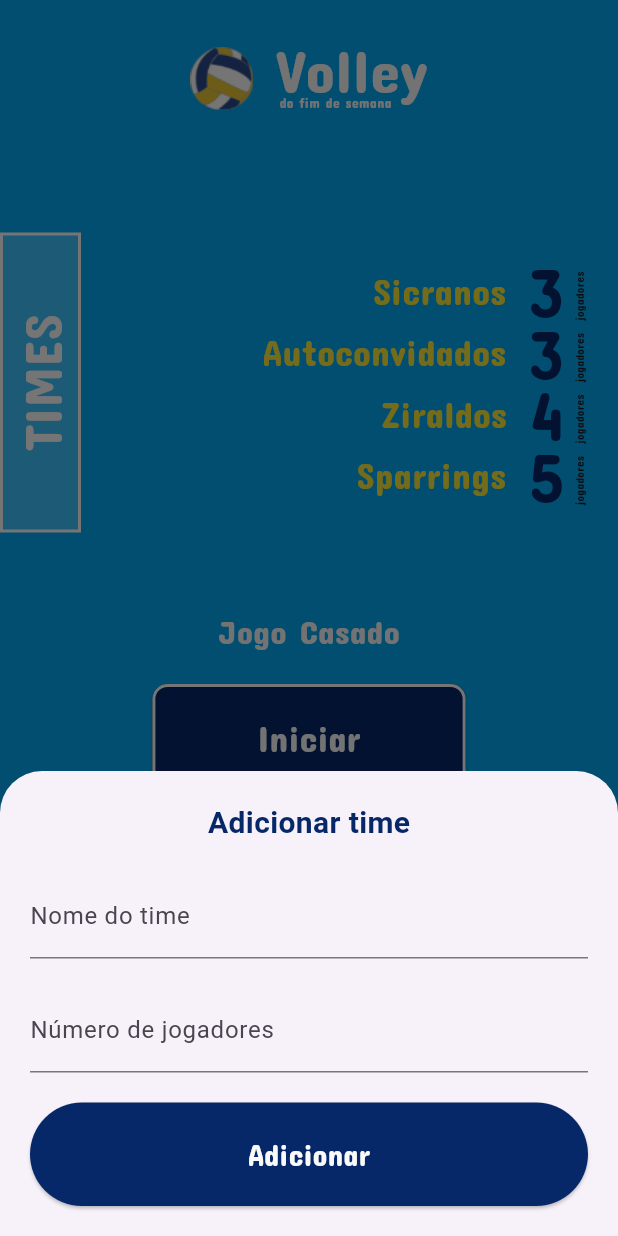
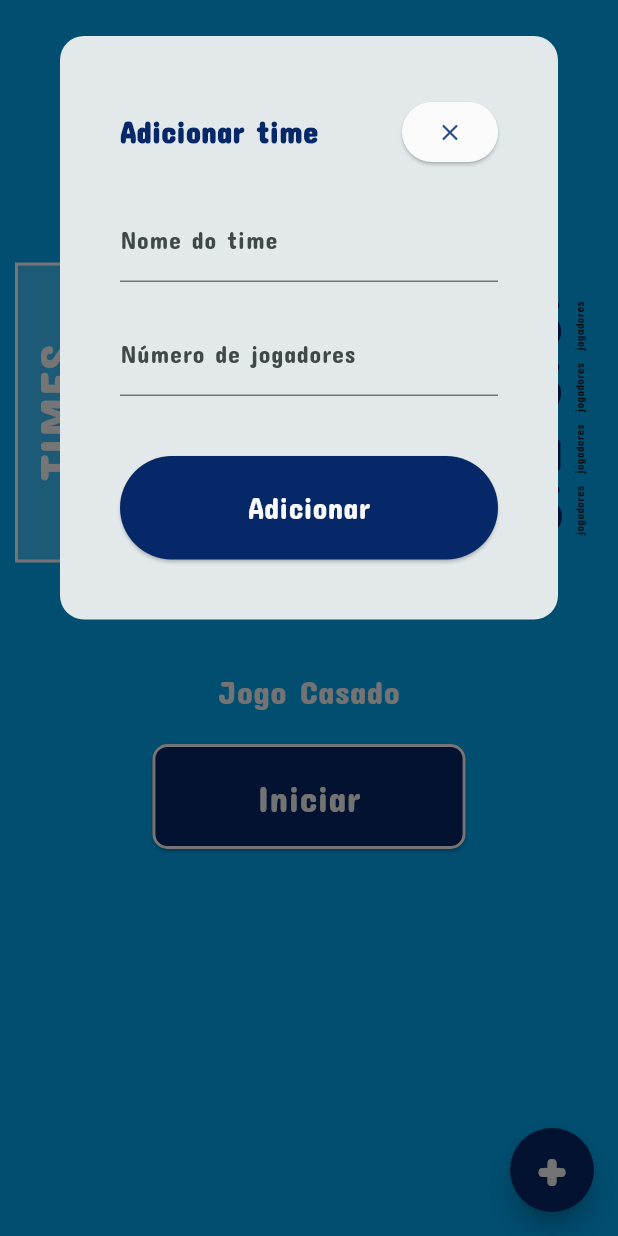
Before and after one commit to LiedsonLB/volley-flutterApp, a Flutter app: the screen it shows after launch, after a tap on an icon or button, on a phone screen of 412 x 824 dp. Run offline on Flutter 3.47's test engine with Material 3 defaults, Android fonts, the phone set to English and light mode, and no system bars.

```diff
--- a/lib/components/floating_button.dart
+++ b/lib/components/floating_button.dart
@@ -21,7 +21,7 @@ class AddTeamButton extends StatelessWidget {
           style: TextStyle(
             fontFamily: 'ConcertOne',
             fontSize: 50,
-            height: 1.0,
+            height: 0.5,
           ),
         ),
       ),
--- a/lib/components/header.dart
+++ b/lib/components/header.dart
@@ -6,7 +6,7 @@ class Header extends StatelessWidget {
   @override
   Widget build(BuildContext context) {
     return Padding(
-      padding: const EdgeInsets.symmetric(vertical: 30.0),
+      padding: const EdgeInsets.symmetric(vertical: 40.0),
       child: Row(
         mainAxisAlignment: MainAxisAlignment.center,
         children: [
--- a/lib/components/modals/modal_add_teams.dart
+++ b/lib/components/modals/modal_add_teams.dart
@@ -1,4 +1,5 @@
 import 'package:flutter/material.dart';
+import 'package:flutterprojeto_3/main.dart';
 
 class ModalAddTeams extends StatefulWidget {
   final Function(String, int) onAddTeam;
@@ -18,11 +19,34 @@ class _ModalAddTeamsState extends State<ModalAddTeams> {
     final int? players = int.tryParse(_playersController.text);
 
     if (name.isNotEmpty && players != null) {
-      widget.onAddTeam(name, players); // Corrigido para usar widget.onAddTeam
+      widget.onAddTeam(name, players);
       Navigator.pop(context);
     } else {
-      ScaffoldMessenger.of(context).showSnackBar(
-        const SnackBar(content: Text('Por favor, preencha todos os campos corretamente.')),
+      showDialog<void>(
+        context: context,
+        barrierDismissible: false,
+        builder: (BuildContext context) {
+          return AlertDialog(
+            title: const Text(
+              'Campos não preenchidos',
+            ),
+            content: const SingleChildScrollView(
+              child: ListBody(
+                children: <Widget>[
+                  Text('Por favor preencha todas os campos corretamente.'),
+                ],
+              ),
+            ),
+            actions: <Widget>[
+              TextButton(
+                child: const Text('Entendi'),
+                onPressed: () {
+                  Navigator.of(context).pop();
+                },
+              ),
+            ],
+          );
+        },
       );
     }
   }
@@ -34,6 +58,9 @@ class _ModalAddTeamsState extends State<ModalAddTeams> {
       child: Column(
         mainAxisSize: MainAxisSize.min,
         children: [
+          Row(
+            mainAxisAlignment: MainAxisAlignment.spaceBetween,
+            children: [
               const Text(
                 'Adicionar time',
                 style: TextStyle(
@@ -41,6 +68,22 @@ class _ModalAddTeamsState extends State<ModalAddTeams> {
                   fontWeight: FontWeight.bold,
                   color: Color.fromARGB(255, 6, 40, 104),
                 ),
+              ),
+              ElevatedButton(
+                onPressed: () {
+                  Navigator.pop(context);
+                },
+                child: Icon(Icons.close, color: AppColors.colorDarkBlue),
+                style: ElevatedButton.styleFrom(
+                  shape: RoundedRectangleBorder(
+                      borderRadius: BorderRadius.circular(100.0),
+                      side: const BorderSide(
+                          width: 0, color: Colors.transparent)),
+                  backgroundColor: Colors.grey[50],
+                  padding: const EdgeInsets.all(10),
+                ),
+              ),
+            ],
           ),
           const SizedBox(height: 20.0),
           TextField(
@@ -57,7 +100,7 @@ class _ModalAddTeamsState extends State<ModalAddTeams> {
             ),
             keyboardType: TextInputType.number,
           ),
-          const SizedBox(height: 20.0),
+          const SizedBox(height: 40.0),
           ElevatedButton(
             style: ElevatedButton.styleFrom(
               shape: RoundedRectangleBorder(
--- a/lib/components/team_details.dart
+++ b/lib/components/team_details.dart
@@ -17,6 +17,7 @@ class TeamDetails extends StatelessWidget {
           child: RotatedBox(
             quarterTurns: 3,
             child: Container(
+              margin: const EdgeInsets.only(top: 10.0),
               alignment: Alignment.center,
               width: 40.0 * 5,
               padding: const EdgeInsets.symmetric(vertical: 0.0),
@@ -48,7 +49,9 @@ class TeamDetails extends StatelessWidget {
               // Area já configurada para lidar com textos grandes e com grande numero de times
               child: Column(
                 crossAxisAlignment: CrossAxisAlignment.end,
-                children: teams.map((team) => Team(name: team.name, players: team.players)).toList(),
+                children: teams
+                    .map((team) => Team(name: team.name, players: team.players))
+                    .toList(),
               ),
             ),
           ),
--- a/lib/main.dart
+++ b/lib/main.dart
@@ -1,13 +1,27 @@
 import 'package:flutter/material.dart';
+import 'package:flutter/services.dart';
 import 'package:flutterprojeto_3/components/floating_button.dart';
 import 'package:flutterprojeto_3/components/header.dart';
 import 'package:flutterprojeto_3/components/modals/modal_add_teams.dart';
 import 'package:flutterprojeto_3/components/start_game.dart';
 import 'package:flutterprojeto_3/components/team_details.dart';
 import 'package:flutterprojeto_3/api/teams_data.dart';
+import 'package:flutterprojeto_3/pages/scoreboard_page.dart';
 
 void main() {
+  WidgetsFlutterBinding.ensureInitialized();
+  SystemChrome.setPreferredOrientations([
+    DeviceOrientation.portraitUp,
+    DeviceOrientation.portraitDown,
+  ]);
   runApp(const MyApp());
+}
+
+class AppColors {
+  static const Color colorBlue = Color(0xFF00ADC3);
+  static const Color colorDarkBlue = Color(0xFF2B4A8E);
+  static const Color colorLightRed = Color(0xFFF77859);
+  static const Color colorWhite = Color(0xFFC2F2F8);
 }
 
 class MyApp extends StatelessWidget {
@@ -16,12 +30,14 @@ class MyApp extends StatelessWidget {
   @override
   Widget build(BuildContext context) {
     return MaterialApp(
-      title: 'NeoVolley',
+      title: 'NeoVolley Scoreboard',
       theme: ThemeData(
-        primarySwatch: Colors.lightBlue,
+        primaryColor: AppColors.colorBlue,
+        colorScheme: ColorScheme.fromSeed(seedColor: AppColors.colorBlue),
+        fontFamily: "ConcertOne",
       ),
       debugShowCheckedModeBanner: false,
-      home: const MyHomePage(title: 'NeoVolley'),
+      home: const MyHomePage(title: 'NeoVolley Scoreboard'),
     );
   }
 }
@@ -37,47 +53,34 @@ class MyHomePage extends StatefulWidget {
 
 class _MyHomePageState extends State<MyHomePage> {
   void _showAddTeamModal() {
-    showModalBottomSheet(
+    showDialog(
       context: context,
       builder: (BuildContext context) {
-        return ModalAddTeams(
-          onAddTeam: (name, players) {
-            setState(() {
-              teams.add(TeamData(name: name, players: players));
-            });
-          },
+        return SingleChildScrollView(
+          child: Dialog(
+            shape: RoundedRectangleBorder(
+              borderRadius: BorderRadius.circular(16.0),
+            ),
+            child: Container(
+              padding: const EdgeInsets.all(20.0),
+              child: ModalAddTeams(
+                onAddTeam: (name, players) {
+                  setState(() {
+                    teams.add(TeamData(name: name, players: players));
+                  });
+                },
+              ),
+            ),
+          ),
         );
       },
     );
   }
 
   void _startGame() {
-    showDialog<void>(
-      context: context,
-      barrierDismissible: false,
-      builder: (BuildContext context) {
-        return AlertDialog(
-          title: const Text('Começou o jogo!'),
-          content: const SingleChildScrollView(
-            child: ListBody(
-              children: <Widget>[
-                Text(
-                    'Aqui seria a tela para começar as informações entre os times.'),
-                Text(
-                    'Mas como estava com preguiça de fazer, deixarei para depois, então só coloquei um botão para fechar.'),
-              ],
-            ),
-          ),
-          actions: <Widget>[
-            TextButton(
-              child: const Text('Entendi'),
-              onPressed: () {
-                Navigator.of(context).pop();
-              },
-            ),
-          ],
-        );
-      },
+    Navigator.push(
+      context,
+      MaterialPageRoute(builder: (context) => const HorizontalPage()),
     );
   }
 
@@ -92,7 +95,7 @@ class _MyHomePageState extends State<MyHomePage> {
             const Header(),
             const SizedBox(height: 50.0),
             TeamDetails(teams: teams),
-            const SizedBox(height: 50.0),
+            const SizedBox(height: 70.0),
             StartGame(onPressed: _startGame),
           ],
         ),
```
Also changed, not shown: lib/components/action_button_left.dart (added, +57 -0 lines), lib/components/action_button_right.dart (added, +60 -0 lines), lib/pages/scoreboard_page.dart (added, +117 -0 lines). Lines whose indentation alone changed are shown as unchanged.
